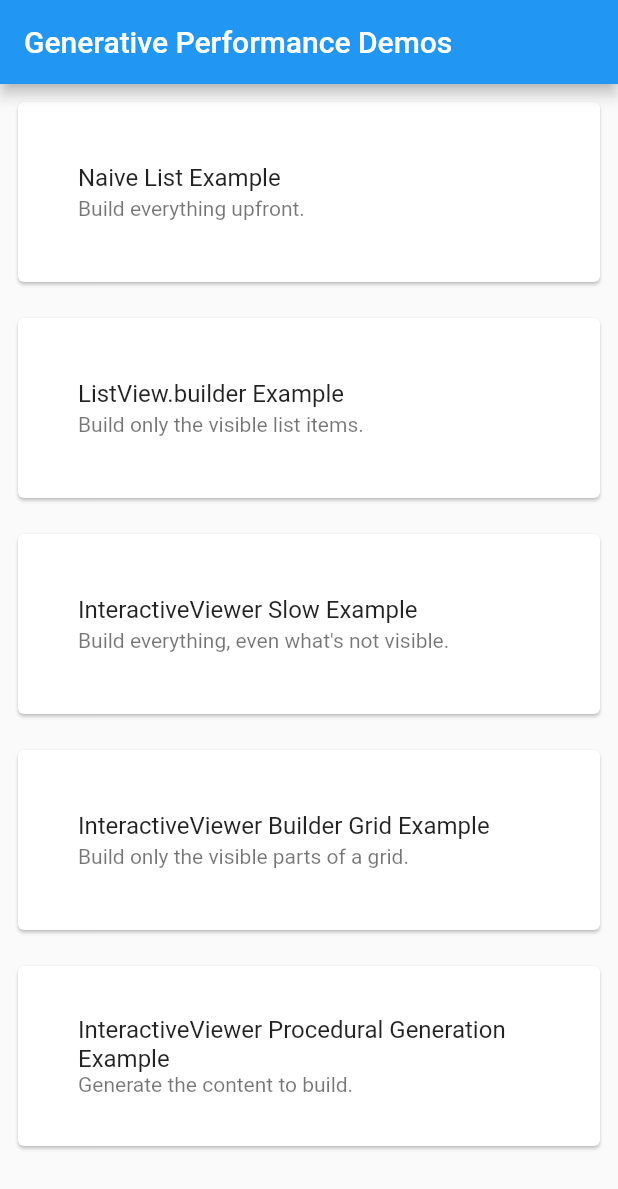
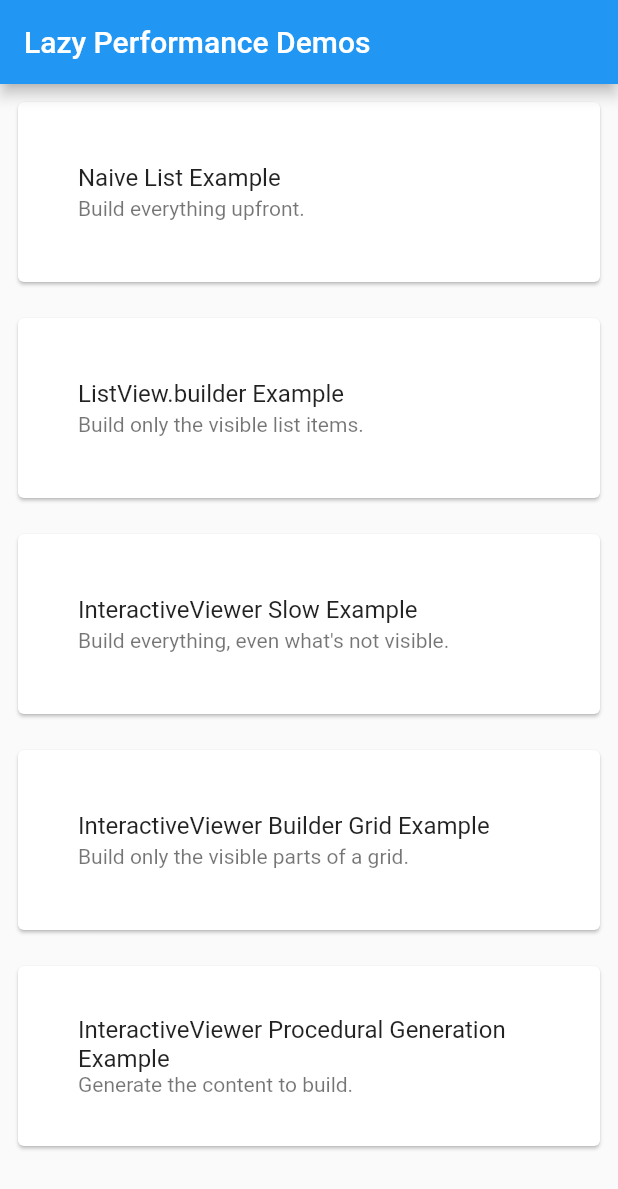
Before and after one commit to justinmc/flutter-lazy-performance, a Flutter app: the screen it shows after launch, on a phone screen of 412 x 824 dp. Shown: the top 1189 px of the screen. Run offline on Flutter 3.47's test engine with Material 2 defaults, Android fonts, the phone set to English and light mode, and no system bars; our stand-ins replace rive.

Commit message:
Generative -> Lazy to match presentation

```diff
--- a/lib/main.dart
+++ b/lib/main.dart
@@ -45,7 +45,7 @@ class MyHomePage extends StatelessWidget {
   Widget build(BuildContext context) {
     return Scaffold(
       appBar: AppBar(
-        title: Text('Generative Performance Demos'),
+        title: Text('Lazy Performance Demos'),
       ),
       body: ListView(
         children: <Widget>[
```
